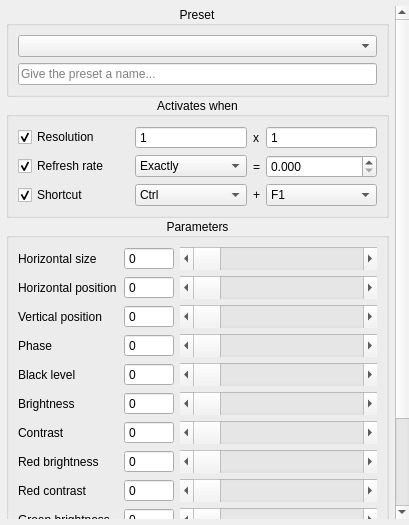
Before: the Qt Designer form src/display/qt/dialogs/ui/video_parameter_dialog.ui in mrehkopf/vcs, drawn with Qt 5.
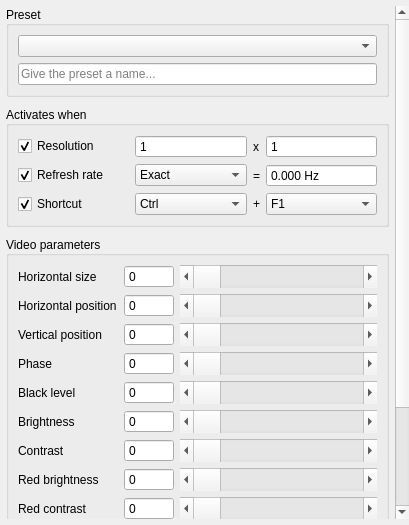
After: the same form once the commit is applied.

Commit message: ui: Tweak a few dialogs' layout

```diff
--- a/src/display/qt/dialogs/ui/video_parameter_dialog.ui
+++ b/src/display/qt/dialogs/ui/video_parameter_dialog.ui
@@ -43,12 +43,12 @@
         <x>0</x>
         <y>0</y>
         <width>389</width>
-        <height>684</height>
+        <height>711</height>
        </rect>
       </property>
       <layout class="QVBoxLayout" name="verticalLayout_4">
        <property name="spacing">
-        <number>0</number>
+        <number>9</number>
        </property>
        <property name="leftMargin">
         <number>0</number>
@@ -77,10 +77,10 @@
           <string>Preset</string>
          </property>
          <property name="alignment">
-          <set>Qt::AlignCenter</set>
+          <set>Qt::AlignLeading|Qt::AlignLeft|Qt::AlignVCenter</set>
          </property>
          <property name="flat">
-          <bool>true</bool>
+          <bool>false</bool>
          </property>
          <layout class="QVBoxLayout" name="verticalLayout_2">
           <property name="leftMargin">
@@ -123,10 +123,10 @@
           <string>Activates when</string>
          </property>
          <property name="alignment">
-          <set>Qt::AlignCenter</set>
+          <set>Qt::AlignLeading|Qt::AlignLeft|Qt::AlignVCenter</set>
          </property>
          <property name="flat">
-          <bool>true</bool>
+          <bool>false</bool>
          </property>
          <layout class="QGridLayout" name="gridLayout_2">
           <item row="0" column="0">
@@ -178,6 +178,9 @@
             <property name="text">
              <string>x</string>
             </property>
+            <property name="alignment">
+             <set>Qt::AlignCenter</set>
+            </property>
            </widget>
           </item>
           <item row="0" column="3">
@@ -228,7 +231,7 @@
             </property>
             <item>
              <property name="text">
-              <string>Exactly</string>
+              <string>Exact</string>
              </property>
             </item>
             <item>
@@ -262,6 +265,9 @@
             <property name="text">
              <string>=</string>
             </property>
+            <property name="alignment">
+             <set>Qt::AlignCenter</set>
+            </property>
            </widget>
           </item>
           <item row="1" column="3">
@@ -275,8 +281,11 @@
               <verstretch>0</verstretch>
              </sizepolicy>
             </property>
+            <property name="buttonSymbols">
+             <enum>QAbstractSpinBox::NoButtons</enum>
+            </property>
             <property name="suffix">
-             <string/>
+             <string> Hz</string>
             </property>
             <property name="decimals">
              <number>3</number>
@@ -334,6 +343,9 @@
             <property name="text">
              <string>+</string>
             </property>
+            <property name="alignment">
+             <set>Qt::AlignCenter</set>
+            </property>
            </widget>
           </item>
           <item row="2" column="3">
@@ -424,13 +436,13 @@
           </sizepolicy>
          </property>
          <property name="title">
-          <string>Parameters</string>
+          <string>Video parameters</string>
          </property>
          <property name="alignment">
-          <set>Qt::AlignCenter</set>
+          <set>Qt::AlignLeading|Qt::AlignLeft|Qt::AlignVCenter</set>
          </property>
          <property name="flat">
-          <bool>true</bool>
+          <bool>false</bool>
          </property>
          <layout class="QGridLayout" name="gridLayout">
           <property name="leftMargin">
```
The commit also changes 6 other files.
